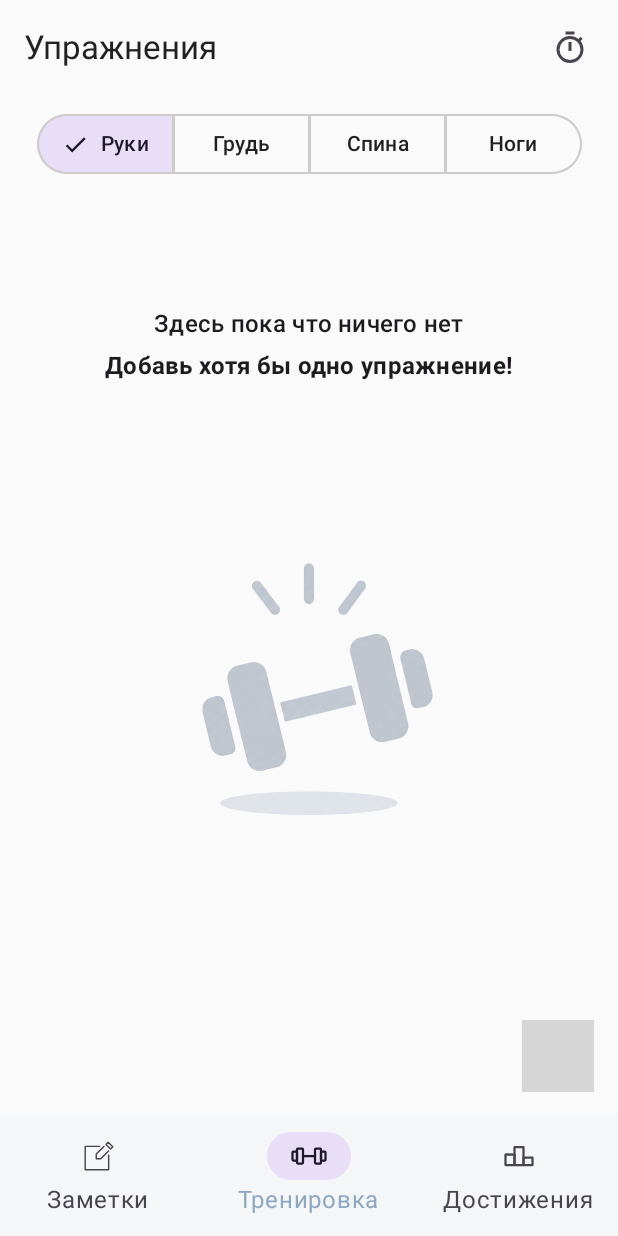
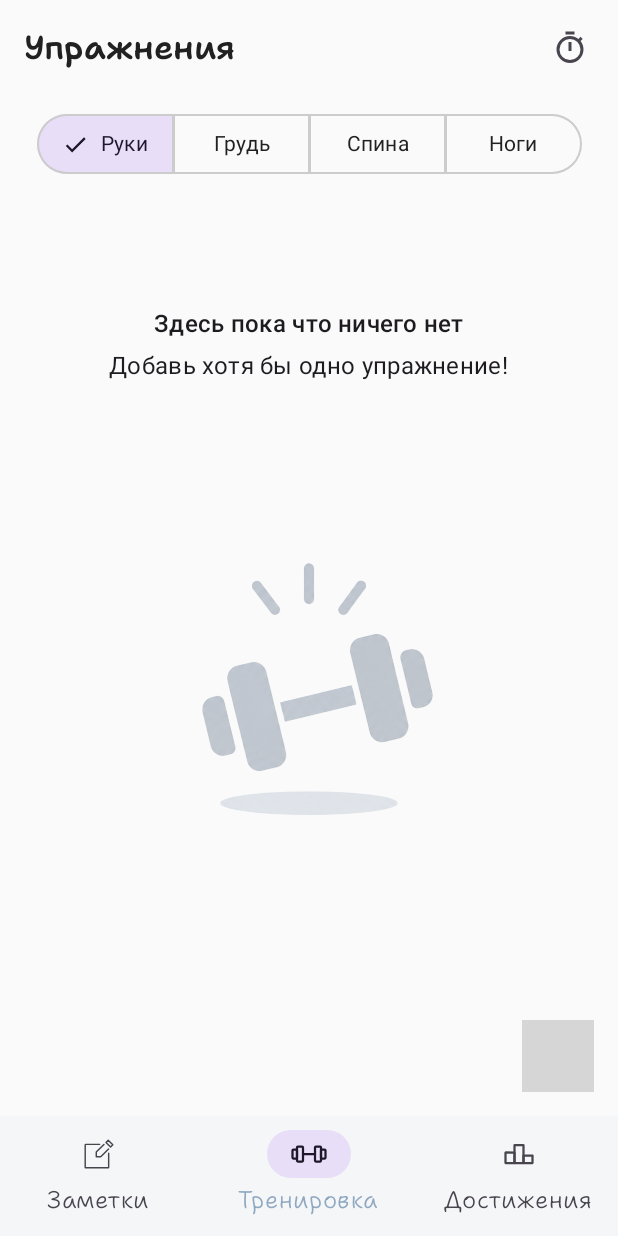
Before and after one commit to shaxtyr/Gym-Notes, an Android app built with Jetpack Compose: the screen it shows after launch (RootActivity), item 2 of the bottom bar chosen, on a phone screen of 412 x 824 dp. Run offline under Robolectric (Android 15) with nearby library versions, the phone set to English and light mode, and no system bars; our stand-ins replace Material 3 Expressive styles (plain Material 3 is drawn), Room's generated code; 2 statements that could not run were skipped; grey boxes are pictures that could not be loaded.

Commit message:
Add: Add Добавил шрифт, поправил стиль

```diff
--- a/app/src/main/java/com/example/gymnotes/ui/calendar/NoteDateHeaderItem.kt
+++ b/app/src/main/java/com/example/gymnotes/ui/calendar/NoteDateHeaderItem.kt
@@ -23,7 +23,6 @@ fun NoteDateHeaderItem(date: String) {
     ) {
         Text(
             text = date,
-            //color = MaterialTheme.colorScheme.primary,
             style = MaterialTheme.typography.bodyLarge,
         )
         SimpleLine()
--- a/app/src/main/java/com/example/gymnotes/ui/components/ButtonsLib.kt
+++ b/app/src/main/java/com/example/gymnotes/ui/components/ButtonsLib.kt
@@ -3,6 +3,7 @@ package com.example.gymnotes.ui.components
 import androidx.annotation.DrawableRes
 import androidx.annotation.StringRes
 import androidx.compose.material3.Button
+import androidx.compose.material3.ButtonDefaults
 import androidx.compose.material3.ExperimentalMaterial3ExpressiveApi
 import androidx.compose.material3.FilledTonalButton
 import androidx.compose.material3.FloatingActionButtonMenu
@@ -21,6 +22,7 @@ import androidx.compose.ui.graphics.Color
 import androidx.compose.ui.graphics.vector.ImageVector
 import androidx.compose.ui.res.stringResource
 import androidx.compose.ui.res.vectorResource
+import androidx.compose.ui.text.font.FontWeight
 import com.example.gymnotes.util.FabItem
 
 object ButtonsLib {
@@ -28,10 +30,12 @@ object ButtonsLib {
     fun Button(onClick: () -> Unit, @StringRes stringId: Int) {
         Button(
             onClick = onClick,
-            shape = MaterialTheme.shapes.small
+            shape = MaterialTheme.shapes.small,
+            colors = ButtonDefaults.buttonColors(Color.DarkGray)
         ) {
             Text(
                 text = stringResource(stringId),
+                fontWeight = FontWeight.Light,
                 style = MaterialTheme.typography.labelLarge
             )
         }
@@ -56,6 +60,7 @@ object ButtonsLib {
         ) {
             Text(
                 text = stringResource(stringId),
+                fontWeight = FontWeight.Light,
                 style = MaterialTheme.typography.labelLarge)
         }
     }
@@ -94,7 +99,10 @@ object ButtonsLib {
                         onCategorySelected(item.text)
                         expanded = false
                               },
-                    text = { Text(item.text) },
+                    text = { Text(
+                        text = item.text,
+                        fontWeight = FontWeight.Light
+                    ) },
                     icon = {
                         Icon(
                             imageVector = ImageVector.vectorResource(item.iconRes),
--- a/app/src/main/java/com/example/gymnotes/ui/navigation/Routes.kt
+++ b/app/src/main/java/com/example/gymnotes/ui/navigation/Routes.kt
@@ -4,7 +4,5 @@ enum class Routes {
     Notes,
     Achievements,
     NotesDate,
-    StartWorking,
-    Gymnastics,
     Gym
 }
--- a/app/src/main/java/com/example/gymnotes/ui/theme/Type.kt
+++ b/app/src/main/java/com/example/gymnotes/ui/theme/Type.kt
@@ -1,30 +1,40 @@
 package com.example.gymnotes.ui.theme
 
+
+import android.os.Build
+import androidx.annotation.RequiresApi
 import androidx.compose.material3.Typography
 import androidx.compose.ui.text.TextStyle
+import androidx.compose.ui.text.font.Font
 import androidx.compose.ui.text.font.FontFamily
 import androidx.compose.ui.text.font.FontWeight
 import androidx.compose.ui.unit.sp
+import com.example.gymnotes.R
 
 // Set of Material typography styles to start with
+
+val myFont = FontFamily(
+    Font(R.font.shantell_sans_light, FontWeight.Light),
+    Font(R.font.shantell_sans_semibold, FontWeight.Normal)
+)
 val Typography = Typography(
     bodyLarge = TextStyle(
-        fontFamily = FontFamily.Default,
-        fontWeight = FontWeight.Normal,
+        fontFamily = myFont,
+        fontWeight = FontWeight.Light,
         fontSize = 16.sp,
         lineHeight = 24.sp,
         letterSpacing = 0.5.sp
     ),
     titleLarge = TextStyle(
-        fontFamily = FontFamily.Default,
+        fontFamily = myFont,
         fontWeight = FontWeight.Normal,
         fontSize = 22.sp,
         lineHeight = 28.sp,
         letterSpacing = 0.sp
     ),
     labelSmall = TextStyle(
-        fontFamily = FontFamily.Default,
-        fontWeight = FontWeight.Medium,
+        fontFamily = myFont,
+        fontWeight = FontWeight.Light,
         fontSize = 11.sp,
         lineHeight = 16.sp,
         letterSpacing = 0.5.sp
--- a/app/src/main/java/com/example/gymnotes/ui/working/GymScreen.kt
+++ b/app/src/main/java/com/example/gymnotes/ui/working/GymScreen.kt
@@ -214,7 +214,12 @@ fun GymScreen(
                             onClick = {
                                 gymViewModel.handleIntent(GymIntent.ChooseWatchingCategory(item.text))
                             },
-                            label = { Text(item.text) }
+                            label = {
+                                Text(
+                                    text = item.text,
+                                    fontWeight = FontWeight.Normal
+                                )
+                            }
                         )
                     }
                 }
@@ -342,7 +347,7 @@ fun ShowEmptyGymnasticsPlaceHolder() {
         Text(
             text = stringResource(R.string.empty_gymnastics_suggest),
             style = MaterialTheme.typography.titleMedium,
-            fontWeight = FontWeight.Bold,
+            fontWeight = FontWeight.Normal,
         )
         Image(
             alignment = Alignment.Center,
@@ -443,7 +448,7 @@ fun GymnasticItem(
             overflow = TextOverflow.Ellipsis,
             maxLines = 2,
             style = MaterialTheme.typography.titleSmall,
-            fontWeight = FontWeight.Medium
+            fontWeight = FontWeight.Normal
         )
     }
 }
@@ -469,6 +474,7 @@ fun ShowTimer(
                     onLongClick = { onReset() }
                 ),
             text = time,
+            fontWeight = FontWeight.Light,
             style = MaterialTheme.typography.displayLarge
         )
         Spacer(modifier = Modifier.height(50.dp))
```
Also changed, not shown: app/src/main/java/com/example/gymnotes/ui/achievements/AchieventsScreen.kt (+6 -6 lines), app/src/main/java/com/example/gymnotes/ui/calendar/NotesDateScreen.kt (+10 -6 lines), app/src/main/java/com/example/gymnotes/ui/notes/ShowNotes.kt (+4 -4 lines), app/src/main/res/font/shantell_sans_light.ttf (added), app/src/main/res/font/shantell_sans_semibold.ttf (added).
